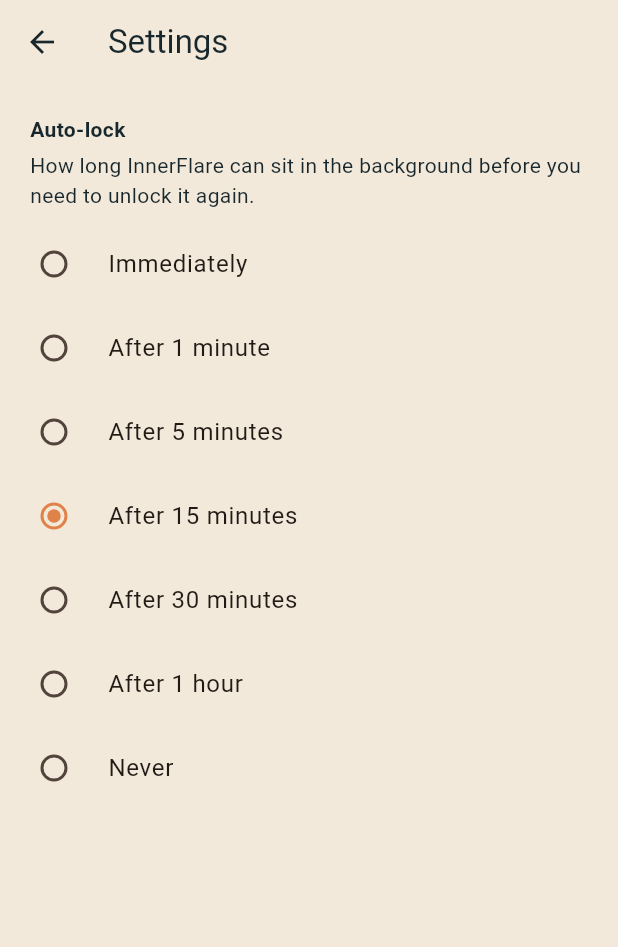
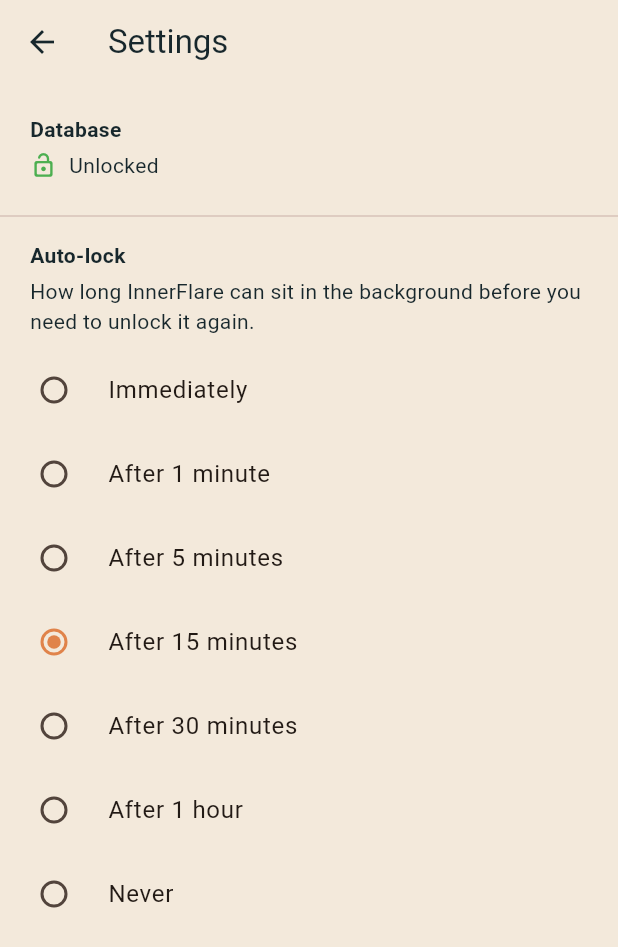
Before and after one commit to Health-Flare/InnerFlare, a Flutter app: the screen it shows after launch, after a tap on the "settings" icon, on a phone screen of 412 x 824 dp. Shown: the top 947 px of the screen. Run offline on Flutter 3.47's test engine with Material 3 defaults, Android fonts, the phone set to English and light mode, and no system bars; our stand-ins replace flutter_riverpod, flutter_secure_storage, local_auth, riverpod_annotation, sqflite_common, sqflite_sqlcipher; accounts and stored records are empty; generated files the repository leaves out were written again.

Commit message:
Show database connection status, and fix a silent auto-retry bug it surfaced
Adds visibility into the encrypted database's connection state while
real-device unlock behavior is still being refined:

- DatabaseStatusIndicator in the dashboard's AppBar: a lock icon that's
  green (unlocked), red with a tap-to-unlock action (locked), or a
  static "checking" icon while opening.
- A "Database" section in Settings with the same status plus the raw,
  selectable error text — useful for actually reading what's wrong on
  a real device rather than guessing from a generic banner.
- Both watch appDatabaseProvider directly, independent of downstream
  providers (like the auto-lock timeout, which itself reads out of the
  same database) — so the Unlock action stays reachable even when
  everything downstream of the database is also failing.

While wiring this up, discovered why cancelling the biometric prompt
was already surfacing as inconsistent on Android even after the
cancel-bypass fix: Riverpod's ProviderContainer.defaultRetry silently
retries any provider throwing something other than Error/ProviderException,
up to 10 times with exponential backoff (200ms-6.4s).
BiometricAuthenticationFailure implements Exception, not Error, so every
cancelled or failed unlock was quietly re-running AppDatabase().open()
in the background — re-showing the biometric prompt on its own moments
later. Fixed by setting retry: _noRetry on appDatabaseProvider.

Also: the loading state on both new status widgets is a static icon,
never CircularProgressIndicator — an indeterminate spinner's animation
never lets WidgetTester.pumpAndSettle finish, and plenty of existing
dashboard/settings widget tests pump without overriding
appDatabaseProvider (they only override the leaf repository providers
built on it), so it's genuinely reachable in tests, not just on a
device with no platform channel wired up.

Added test/widget/database_status_indicator_test.dart covering all
three states, including the exact regression this would have caught
(the retry bug manifested as the widget staying stuck on "checking"
forever instead of settling to "locked"). Full suite (98 tests),
flutter analyze, dart format, and the offline-URL scan all pass
against the real Flutter 3.47.2 SDK.

Co-Authored-By: Claude Sonnet 5 <noreply@anthropic.com>
Claude-Session: https://claude.ai/code/session_01NLFqhnctmP1PDu89vNYaNa

```diff
--- /dev/null
+++ b/lib/features/dashboard/widgets/database_status_indicator.dart
@@ -0,0 +1,63 @@
+import 'package:flutter/material.dart';
+import 'package:flutter_riverpod/flutter_riverpod.dart';
+import 'package:inner_flare/core/providers/cycle_day_log_repository_provider.dart';
+import 'package:inner_flare/core/providers/database_provider.dart';
+import 'package:inner_flare/core/providers/today_log_provider.dart';
+
+/// At-a-glance status of the encrypted database connection, with a manual
+/// way to retry the biometric gate — a diagnostic aid for real-device
+/// unlock issues (see the fail-open/fail-closed rules in
+/// lib/core/security/biometric_gate.dart) until that's fully ironed out.
+/// Shown in the dashboard's AppBar so it's visible without navigating
+/// anywhere; the fuller picture (the actual error text) is in Settings.
+class DatabaseStatusIndicator extends ConsumerWidget {
+  const DatabaseStatusIndicator({super.key});
+
+  @override
+  Widget build(BuildContext context, WidgetRef ref) {
+    final dbAsync = ref.watch(appDatabaseProvider);
+
+    return dbAsync.when(
+      // A static icon, not a spinner: this loading state is usually
+      // instant, but it can also sit here indefinitely (e.g. a device
+      // with no platform channel wired up), and an indeterminate
+      // CircularProgressIndicator's animation never lets
+      // WidgetTester.pumpAndSettle settle — see the widget tests here and
+      // on DashboardScreen, none of which override appDatabaseProvider.
+      loading: () => IconButton(
+        tooltip: 'Checking database…',
+        icon: const Icon(Icons.hourglass_empty_rounded),
+        onPressed: null,
+      ),
+      error: (error, _) => IconButton(
+        tooltip: 'Database locked — tap to unlock',
+        icon: Icon(
+          Icons.lock_rounded,
+          color: Theme.of(context).colorScheme.error,
+        ),
+        onPressed: () => retryDatabaseUnlock(ref),
+      ),
+      data: (_) => IconButton(
+        tooltip: 'Database unlocked',
+        icon: const Icon(Icons.lock_open_rounded, color: Colors.green),
+        onPressed: () {
+          ScaffoldMessenger.of(context)
+            ..hideCurrentSnackBar()
+            ..showSnackBar(
+              const SnackBar(content: Text('Database is unlocked.')),
+            );
+        },
+      ),
+    );
+  }
+}
+
+/// Invalidates the database provider chain so the next read re-runs the
+/// biometric gate — the same recovery action `UnlockErrorBanner` and
+/// [DatabaseStatusIndicator] both offer.
+void retryDatabaseUnlock(WidgetRef ref) {
+  ref
+    ..invalidate(appDatabaseProvider)
+    ..invalidate(cycleDayLogRepositoryProvider)
+    ..invalidate(todayLogProvider);
+}
--- a/lib/features/settings/screens/settings_screen.dart
+++ b/lib/features/settings/screens/settings_screen.dart
@@ -1,30 +1,48 @@
 import 'package:flutter/material.dart';
 import 'package:flutter_riverpod/flutter_riverpod.dart';
+import 'package:inner_flare/core/providers/database_provider.dart';
 import 'package:inner_flare/core/providers/lock_timeout_provider.dart';
+import 'package:inner_flare/features/dashboard/widgets/database_status_indicator.dart';
 import 'package:inner_flare/models/lock_timeout.dart';
+import 'package:sqflite_common/sqlite_api.dart';
 
 /// App settings (docs/features/navigation.feature: "Settings is reachable
-/// without leaving the current task"). Currently just the idle-lock
-/// timeout (docs/features/app_lock.feature) — more settings land here as
-/// they're built.
+/// without leaving the current task"). Currently the encrypted database's
+/// connection status (a diagnostic aid for real-device unlock issues —
+/// see lib/core/security/biometric_gate.dart) and the idle-lock timeout
+/// (docs/features/app_lock.feature) — more settings land here as they're
+/// built.
 class SettingsScreen extends ConsumerWidget {
   const SettingsScreen({super.key});
 
   @override
   Widget build(BuildContext context, WidgetRef ref) {
+    // Watched directly, independent of the auto-lock section below: if the
+    // database is locked, lockTimeoutProvider (which reads a setting out of
+    // that same database) will be in an error state too, and the database
+    // status — with its Unlock action — must still render regardless.
+    final dbAsync = ref.watch(appDatabaseProvider);
     final lockTimeoutAsync = ref.watch(lockTimeoutProvider);
 
     return Scaffold(
       appBar: AppBar(title: const Text('Settings')),
-      body: lockTimeoutAsync.when(
-        loading: () => const Center(child: CircularProgressIndicator()),
-        error: (error, _) =>
-            Center(child: Text("Couldn't load settings: $error")),
-        data: (current) => ListView(
+      body: ListView(
         padding: const EdgeInsets.symmetric(vertical: 8),
         children: [
           const Padding(
             padding: EdgeInsets.fromLTRB(20, 12, 20, 4),
+            child: Text(
+              'Database',
+              style: TextStyle(fontWeight: FontWeight.w600),
+            ),
+          ),
+          Padding(
+            padding: const EdgeInsets.fromLTRB(20, 0, 20, 8),
+            child: _DatabaseStatus(dbAsync: dbAsync),
+          ),
+          const Divider(height: 32),
+          const Padding(
+            padding: EdgeInsets.fromLTRB(20, 0, 20, 4),
             child: Text(
               'Auto-lock',
               style: TextStyle(fontWeight: FontWeight.w600),
@@ -37,7 +55,16 @@ class SettingsScreen extends ConsumerWidget {
               'need to unlock it again.',
             ),
           ),
-            RadioGroup<LockTimeout>(
+          lockTimeoutAsync.when(
+            loading: () => const Padding(
+              padding: EdgeInsets.all(20),
+              child: Center(child: CircularProgressIndicator()),
+            ),
+            error: (error, _) => Padding(
+              padding: const EdgeInsets.symmetric(horizontal: 20),
+              child: Text("Couldn't load: $error"),
+            ),
+            data: (current) => RadioGroup<LockTimeout>(
               groupValue: current,
               onChanged: (value) {
                 if (value != null) {
@@ -54,9 +81,66 @@ class SettingsScreen extends ConsumerWidget {
                 ],
               ),
             ),
+          ),
         ],
-        ),
       ),
     );
   }
 }
+
+/// The database connection's current state, in full: a status line, the
+/// raw error (selectable, so it can be copied while debugging a real
+/// device) if locked, and a manual Unlock action.
+class _DatabaseStatus extends ConsumerWidget {
+  const _DatabaseStatus({required this.dbAsync});
+
+  final AsyncValue<Database> dbAsync;
+
+  @override
+  Widget build(BuildContext context, WidgetRef ref) {
+    return dbAsync.when(
+      // A static icon, not a spinner — see the comment on the loading
+      // branch of DatabaseStatusIndicator for why.
+      loading: () => const Row(
+        children: [
+          Icon(Icons.hourglass_empty_rounded, size: 18),
+          SizedBox(width: 8),
+          Text('Checking…'),
+        ],
+      ),
+      error: (error, _) => Column(
+        crossAxisAlignment: CrossAxisAlignment.start,
+        children: [
+          Row(
+            children: [
+              Icon(
+                Icons.lock_rounded,
+                color: Theme.of(context).colorScheme.error,
+                size: 18,
+              ),
+              const SizedBox(width: 8),
+              const Text('Locked'),
+            ],
+          ),
+          const SizedBox(height: 8),
+          SelectableText(
+            error.toString(),
+            style: Theme.of(context).textTheme.bodySmall,
+          ),
+          const SizedBox(height: 8),
+          OutlinedButton(
+            onPressed: () => retryDatabaseUnlock(ref),
+            child: const Text('Unlock'),
+          ),
+        ],
+      ),
+      data: (_) => const Row(
+        children: [
+          Icon(Icons.lock_open_rounded, color: Colors.green, size: 18),
+          SizedBox(width: 8),
+          Text('Unlocked'),
+        ],
+      ),
+    );
+  }
+}
```
Also changed, not shown: lib/core/providers/database_provider.dart (+12 -1 lines), lib/features/dashboard/screens/dashboard_screen.dart (+3 -9 lines), lib/core/providers/database_provider.g.dart, 2 other files. Lines whose indentation alone changed are shown as unchanged.
